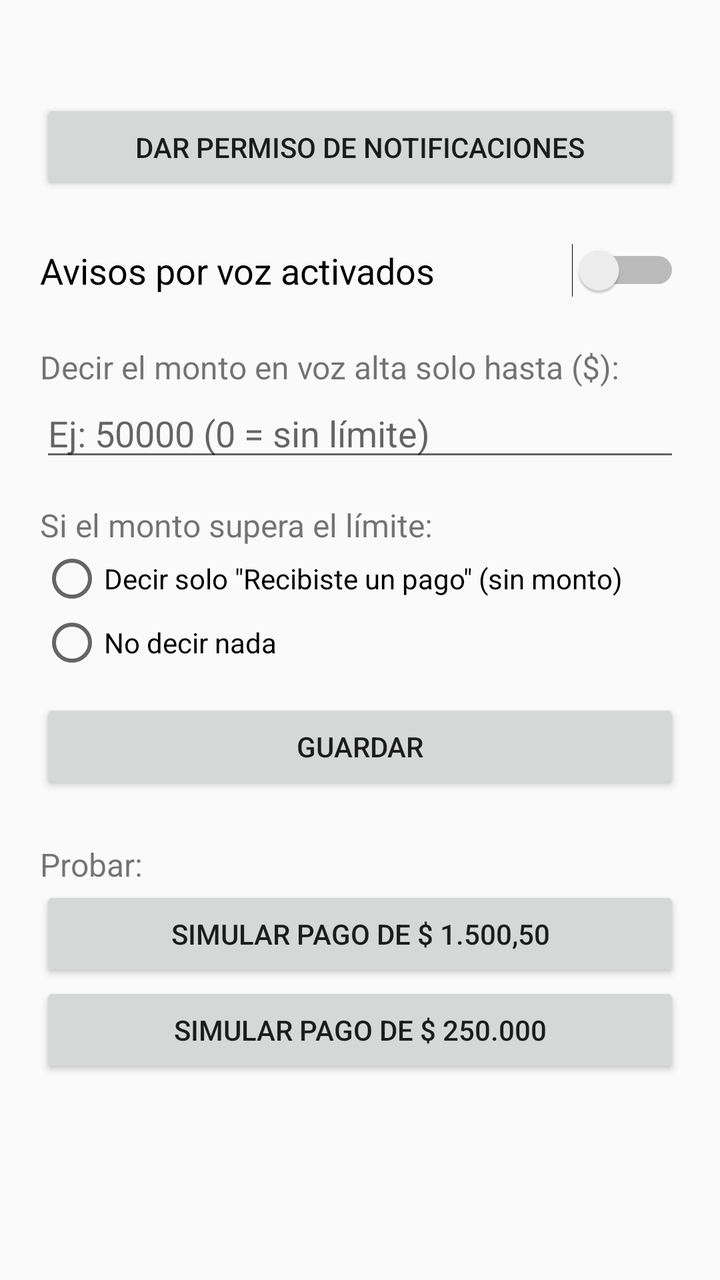
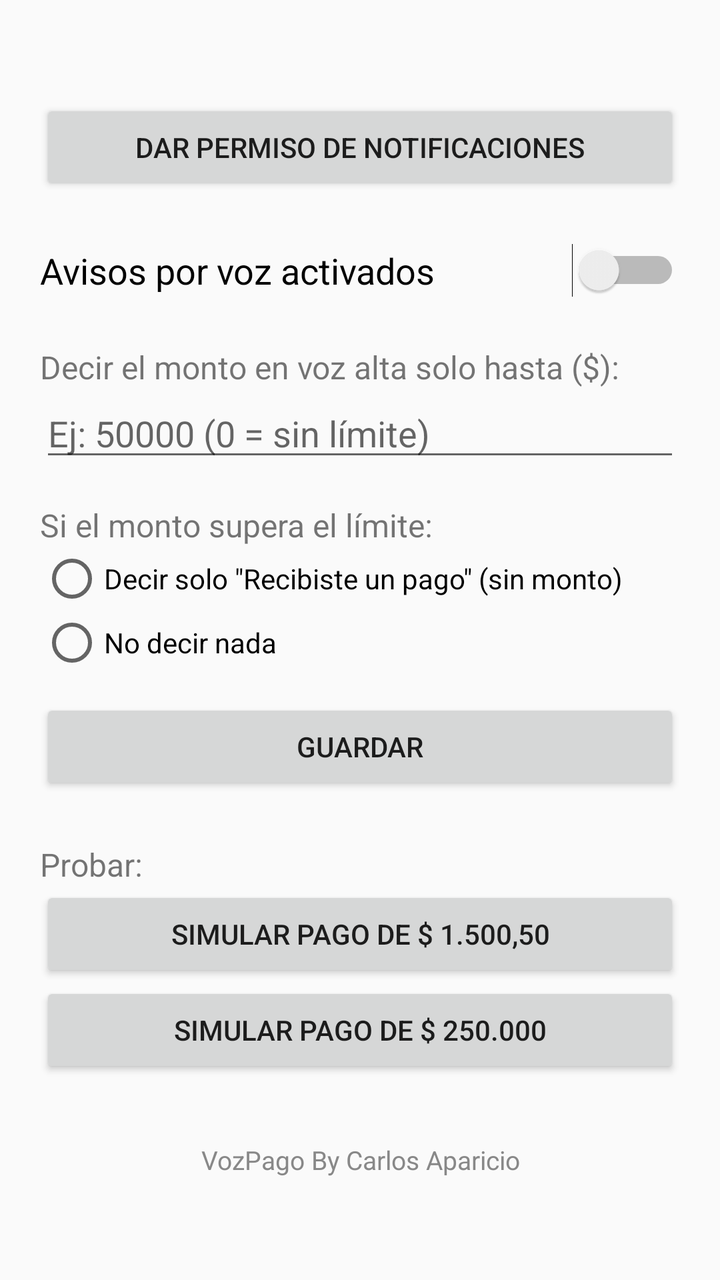

An Android layout rendered at two revisions. The XML below is the earlier revision; the diff shows what the commit changed to produce the second picture.
<!-- AndroidManifest.xml: application theme android:Theme.Material.Light.DarkActionBar -->
<!-- res/layout/activity_main.xml -->
<?xml version="1.0" encoding="utf-8"?>
<ScrollView xmlns:android="http://schemas.android.com/apk/res/android"
    android:layout_width="match_parent"
    android:layout_height="match_parent">

    <LinearLayout
        android:layout_width="match_parent"
        android:layout_height="wrap_content"
        android:orientation="vertical"
        android:padding="20dp">

        <TextView
            android:id="@+id/tvEstado"
            android:layout_width="match_parent"
            android:layout_height="wrap_content"
            android:textSize="16sp"
            android:paddingBottom="8dp" />

        <Button
            android:id="@+id/btnPermiso"
            android:layout_width="match_parent"
            android:layout_height="wrap_content"
            android:text="Dar permiso de notificaciones" />

        <Switch
            android:id="@+id/swActivo"
            android:layout_width="match_parent"
            android:layout_height="wrap_content"
            android:layout_marginTop="24dp"
            android:textSize="18sp"
            android:text="Avisos por voz activados" />

        <TextView
            android:layout_width="match_parent"
            android:layout_height="wrap_content"
            android:layout_marginTop="24dp"
            android:textSize="16sp"
            android:text="Decir el monto en voz alta solo hasta ($):" />

        <EditText
            android:id="@+id/etLimite"
            android:layout_width="match_parent"
            android:layout_height="wrap_content"
            android:inputType="numberDecimal"
            android:hint="Ej: 50000 (0 = sin límite)" />

        <TextView
            android:layout_width="match_parent"
            android:layout_height="wrap_content"
            android:layout_marginTop="16dp"
            android:textSize="16sp"
            android:text="Si el monto supera el límite:" />

        <RadioGroup
            android:layout_width="match_parent"
            android:layout_height="wrap_content">

            <RadioButton
                android:id="@+id/rbDiscreto"
                android:layout_width="match_parent"
                android:layout_height="wrap_content"
                android:text="Decir solo &quot;Recibiste un pago&quot; (sin monto)" />

            <RadioButton
                android:id="@+id/rbSilencio"
                android:layout_width="match_parent"
                android:layout_height="wrap_content"
                android:text="No decir nada" />
        </RadioGroup>

        <Button
            android:id="@+id/btnGuardar"
            android:layout_width="match_parent"
            android:layout_height="wrap_content"
            android:layout_marginTop="12dp"
            android:text="Guardar" />

        <TextView
            android:layout_width="match_parent"
            android:layout_height="wrap_content"
            android:layout_marginTop="24dp"
            android:textSize="16sp"
            android:text="Probar:" />

        <Button
            android:id="@+id/btnProbarChico"
            android:layout_width="match_parent"
            android:layout_height="wrap_content"
            android:text="Simular pago de $ 1.500,50" />

        <Button
            android:id="@+id/btnProbarGrande"
            android:layout_width="match_parent"
            android:layout_height="wrap_content"
            android:text="Simular pago de $ 250.000" />
    </LinearLayout>
</ScrollView>
<!-- resources referenced by this layout -->
<resources>

</resources>

<!-- the commit's change to res/layout/activity_main.xml (unified diff, before → after) -->
@@ -93,5 +93,15 @@
             android:layout_width="match_parent"
             android:layout_height="wrap_content"
             android:text="Simular pago de $ 250.000" />
+
+        <TextView
+            android:id="@+id/tvFirma"
+            android:layout_width="match_parent"
+            android:layout_height="wrap_content"
+            android:layout_marginTop="32dp"
+            android:gravity="center"
+            android:textSize="13sp"
+            android:textColor="#888888"
+            android:text="@string/firma" />
     </LinearLayout>
 </ScrollView>
<!-- resource entries referenced after the edit -->
@@ -1,5 +1,5 @@
 <!-- resources referenced by this layout -->
 <resources>
-
+  <string name="firma">VozPago By Carlos Aparicio</string>
 </resources>
 
